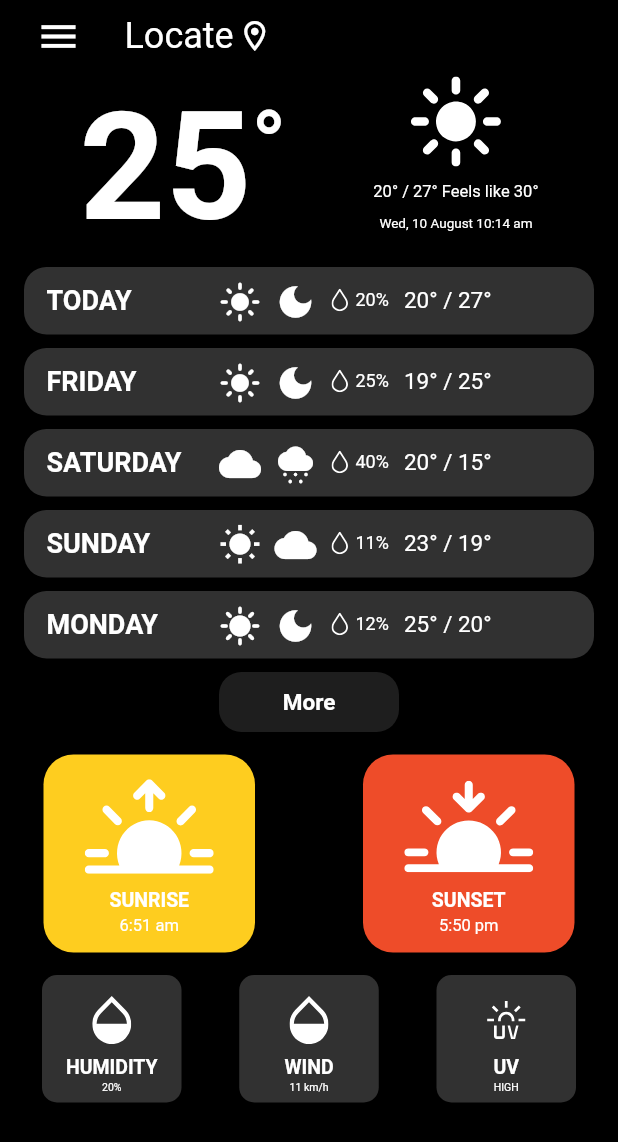
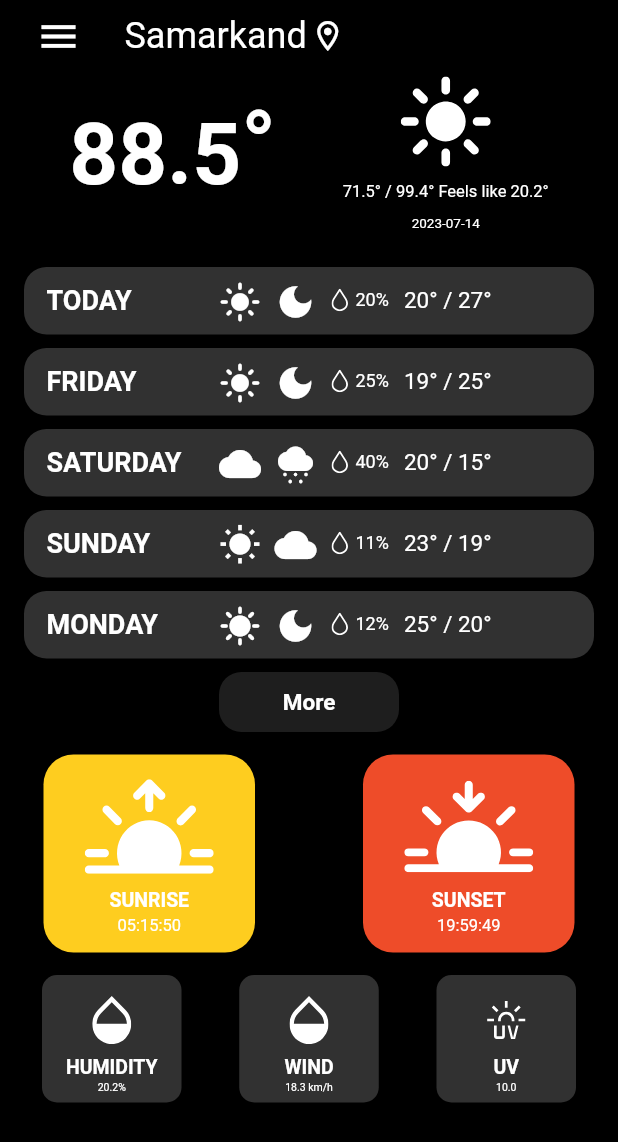
Before and after one commit to root7277/weather_app, a Flutter app: the screen it shows after launch, on a phone screen of 412 x 824 dp. Shown: the top 1142 px of the screen. Run offline on Flutter 3.47's test engine with Material 2 defaults, Android fonts, the phone set to English and light mode, and no system bars; our stand-ins replace flutter_svg; network calls fail.

Commit message:
Hafta kunlaridan tashqari qolgani ishaydi faqat bir kunlik uchun

```diff
--- a/lib/main.dart
+++ b/lib/main.dart
@@ -1,4 +1,6 @@
 import 'package:flutter/material.dart';
+import 'package:provider/provider.dart';
+import 'package:weather_app/modul/weather_modul.dart';
 import 'package:weather_app/pages/home_page.dart';
 
 
@@ -17,9 +19,14 @@ class WeatherScreen extends StatefulWidget {
 class _WeatherScreenState extends State<WeatherScreen> {
   @override
   Widget build(BuildContext context) {
-    return const MaterialApp(
-      debugShowCheckedModeBanner: false,
-      home: HomePage(),
+    return InheritedProvider<WeatherModul>(
+      create: (context) => WeatherModul(temp: '88.5', tempmax: '99.4', tempmin: '71.5', windspeed: '18.3', humidity: '20.2', uvindex: '10.0', sunrise: '05:15:50', sunset: '19:59:49', datetime: '2023-07-14', address: 'Samarkand'),
+      builder: (context, child) {
+        return const MaterialApp(
+          debugShowCheckedModeBanner: false,
+          home: HomePage(),
+        );
+      },
     );
   }
 }
--- a/lib/modul/weather_modul.dart
+++ b/lib/modul/weather_modul.dart
@@ -1,3 +1,4 @@
+
 class WeatherModul {
   final String address;
   final String temp;
--- a/lib/pages/home_page.dart
+++ b/lib/pages/home_page.dart
@@ -1,8 +1,12 @@
 import 'package:flutter/material.dart';
 import 'package:flutter_svg/flutter_svg.dart';
+import 'package:provider/provider.dart';
 import 'package:weather_app/widgets/humidity.dart';
 import 'package:weather_app/widgets/rectangle.dart';
 import 'package:weather_app/widgets/sunrise.dart';
+
+import '../core/get_data.dart';
+import '../modul/weather_modul.dart';
 
 class HomePage extends StatefulWidget {
   const HomePage({super.key});
@@ -12,12 +16,28 @@ class HomePage extends StatefulWidget {
 }
 
 class _HomePageState extends State<HomePage> {
+
+  WeatherModul? weatherModul;
+
   @override
   Widget build(BuildContext context) {
     return SafeArea(
       child: Scaffold(
         backgroundColor: Colors.black,
-        body: Column(
+        body: FutureBuilder(
+          future: getWeather(),
+          builder: (context, snapshot) {
+            weatherModul = Provider.of<WeatherModul>(context);
+            if(snapshot.connectionState == ConnectionState.waiting){
+              return Builder(builder: (context){
+                return const Center(child: CircularProgressIndicator());
+              });
+            }
+            if(snapshot.hasData){
+              weatherModul = snapshot.data;
+            }
+
+            return Column(
           children: [
             Padding(
               padding: const EdgeInsets.only(left: 15),
@@ -25,7 +45,7 @@ class _HomePageState extends State<HomePage> {
                 children: [
                   IconButton(onPressed: (){}, icon: const Icon(Icons.menu, size: 30, color: Colors.white)),
                   const SizedBox(width: 20),
-                  const Text('Locate', style: TextStyle(fontSize: 24, fontWeight: FontWeight.w400, color: Colors.white)),
+                  Text(weatherModul!.address, style: const TextStyle(fontSize: 24, fontWeight: FontWeight.w400, color: Colors.white)),
                   const SizedBox(width: 2),
                   const Icon(Icons.location_on_outlined, color: Colors.white),
                 ],
@@ -36,14 +56,14 @@ class _HomePageState extends State<HomePage> {
               child: Row(
                 mainAxisAlignment: MainAxisAlignment.spaceAround,
                 children: [
-                  const SizedBox(
+                  SizedBox(
                     width: 140,
                     height: 100,
                     child:
                     Row(
                       children: [
-                        Text('25', style: TextStyle(fontSize: 100, fontWeight: FontWeight.w600, color: Colors.white)),
-                        Padding(
+                        Text(weatherModul!.temp, style: const TextStyle(fontSize: 57, fontWeight: FontWeight.w600, color: Colors.white)),
+                        const Padding(
                           padding: EdgeInsets.only(bottom: 15),
                           child: Text('°', style: TextStyle(fontSize: 60, fontWeight: FontWeight.w600, color: Colors.white)),
                         ),
@@ -55,11 +75,11 @@ class _HomePageState extends State<HomePage> {
                     child: Column(
                       mainAxisAlignment: MainAxisAlignment.center,
                       children: [
-                        SvgPicture.asset('assets/sun.svg', width: 60, height: 60, color: Colors.white,),
+                        SvgPicture.asset('assets/sun.svg', width: 60, height: 60),
                         const SizedBox(height: 10),
-                        const Text('20° / 27° Feels like 30°', style: TextStyle(fontSize: 11, fontWeight: FontWeight.w400, color: Colors.white)),
+                        Text('${weatherModul!.tempmin}° / ${weatherModul!.tempmax}° Feels like ${weatherModul!.humidity}°', style: const TextStyle(fontSize: 11, fontWeight: FontWeight.w400, color: Colors.white)),
                         const SizedBox(height: 10),
-                        const Text('Wed, 10 August 10:14 am', style: TextStyle(fontSize: 9, fontWeight: FontWeight.w400, color: Colors.white)),
+                        Text(weatherModul!.datetime, style: const TextStyle(fontSize: 9, fontWeight: FontWeight.w400, color: Colors.white)),
                       ],
                     ),
                   )
@@ -102,29 +122,31 @@ class _HomePageState extends State<HomePage> {
               ],
             ),
             const SizedBox(height: 15),
-            const Padding(
-              padding: EdgeInsets.only(left: 29, right: 29),
+            Padding(
+              padding: const EdgeInsets.only(left: 29, right: 29),
               child: Row(
                 mainAxisAlignment: MainAxisAlignment.spaceBetween,
                 children: [
-                  SunRise(colorContainer: Color.fromARGB(255, 254, 205, 31), imageContainer: 'assets/sunrise.svg', textContainerTitle: 'SUNRISE', textContainer: '6:51 am', ),
-                  SunRise(colorContainer: Color.fromARGB(255, 238, 76, 41), imageContainer: 'assets/sunset.svg', textContainerTitle: 'SUNSET', textContainer: '5:50 pm', ),
+                  SunRise(colorContainer: const Color.fromARGB(255, 254, 205, 31), imageContainer: 'assets/sunrise.svg', textContainerTitle: 'SUNRISE', textContainer: weatherModul!.sunrise),
+                  SunRise(colorContainer: const Color.fromARGB(255, 238, 76, 41), imageContainer: 'assets/sunset.svg', textContainerTitle: 'SUNSET', textContainer: weatherModul!.sunset),
                 ],
               ),
             ),
             const SizedBox(height: 15),
-            const Padding(
-              padding: EdgeInsets.only(left: 28, right: 28),
+            Padding(
+              padding: const EdgeInsets.only(left: 28, right: 28),
               child: Row(
                 mainAxisAlignment: MainAxisAlignment.spaceBetween,
                 children: [
-                  HUMIDITY(imageHum: 'assets/drop_2.svg', textHumTitle: 'HUMIDITY', textHum: '20%'),
-                  HUMIDITY(imageHum: 'assets/drop_2.svg', textHumTitle: 'WIND', textHum: '11 km/h'),
-                  HUMIDITY(imageHum: 'assets/uv.svg', textHumTitle: 'UV', textHum: 'HIGH'),
+                  HUMIDITY(imageHum: 'assets/drop_2.svg', textHumTitle: 'HUMIDITY', textHum: '${weatherModul!.humidity}%'),
+                  HUMIDITY(imageHum: 'assets/drop_2.svg', textHumTitle: 'WIND', textHum: '${weatherModul!.windspeed} km/h'),
+                  HUMIDITY(imageHum: 'assets/uv.svg', textHumTitle: 'UV', textHum: weatherModul!.uvindex),
                 ],
               ),
             )
           ],
+        );
+          }
         ),
       )
     );
--- a/lib/widgets/humidity.dart
+++ b/lib/widgets/humidity.dart
@@ -20,7 +20,7 @@ class HUMIDITY extends StatelessWidget {
       child: Column(
         mainAxisAlignment: MainAxisAlignment.center,
         children: [
-          SvgPicture.asset(imageHum, width: 26, height: 32, color: Colors.white),
+          SvgPicture.asset(imageHum, width: 26, height: 32),
           const SizedBox(height: 8),
           Text(textHumTitle, style: const TextStyle(fontSize: 13, fontWeight: FontWeight.w700, color: Colors.white)),
           const SizedBox(height: 2),
--- a/lib/widgets/rectangle.dart
+++ b/lib/widgets/rectangle.dart
@@ -54,7 +54,7 @@ class Rectangle extends StatelessWidget {
               color: Colors.white,
             ),
             const SizedBox(width: 10),
-            SvgPicture.asset('assets/drop.svg', width: 11, height: 15, color: Colors.white),
+            SvgPicture.asset('assets/drop.svg', width: 11, height: 15),
             const SizedBox(width: 5),
             Text(
               txt1,
--- a/lib/widgets/sunrise.dart
+++ b/lib/widgets/sunrise.dart
@@ -23,7 +23,7 @@ class SunRise extends StatelessWidget {
       child: Column(
         mainAxisAlignment: MainAxisAlignment.center,
         children: [
-          SvgPicture.asset(imageContainer, width: 86, height: 63, color: Colors.white),
+          SvgPicture.asset(imageContainer, width: 86, height: 63),
           const SizedBox(height: 10),
           Text(textContainerTitle, style: const TextStyle(fontSize: 13, fontWeight: FontWeight.w700, color: Colors.white)),
           const SizedBox(height: 3),
```
